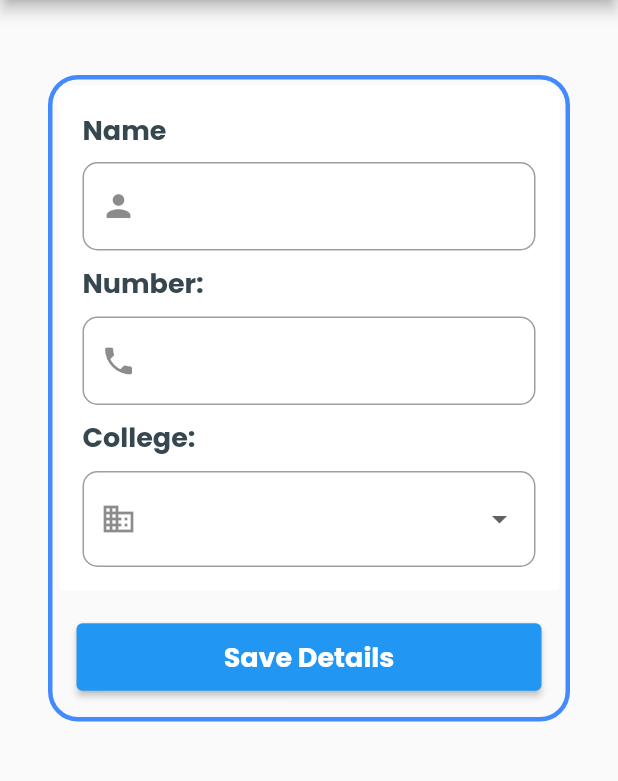
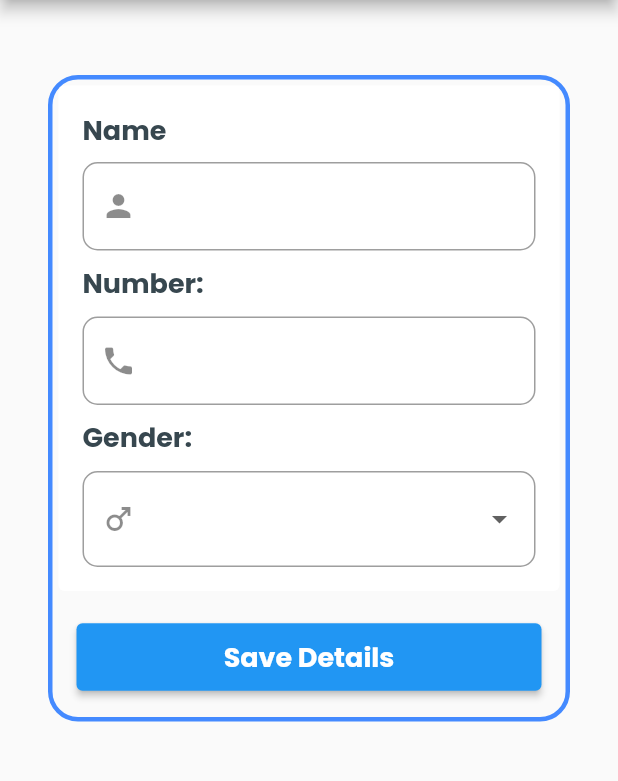
Before and after one commit to Palash2911/T-vis, a Flutter app: the AdminHomeScreen screen opened directly, in the side drawer, after a tap on "Profile", on a phone screen of 412 x 824 dp, the part 84-865 px from its top. Run offline on Flutter 3.47's test engine with Material 2 defaults, Android fonts, the phone set to English and light mode, and no system bars; our stand-ins replace cloud_firestore, curved_navigation_bar, firebase_auth, firebase_core, fluttertoast, google_fonts and 2 more; missing offline and left inert: mobile_scanner; accounts and stored records are empty.

Commit message:
Bugs Fixed

```diff
--- a/lib/Screens/Admin/AdminHomeScreen.dart
+++ b/lib/Screens/Admin/AdminHomeScreen.dart
@@ -84,7 +84,9 @@ class _AdminHomeScreenState extends State<AdminHomeScreen> {
                   Navigator.push(
                     context,
                     MaterialPageRoute(
-                      builder: (context) => AdminProfile(),
+                      builder: (context) => AdminProfile(
+                        auth: Auth(),
+                      ),
                     ),
                   );
                 }),
--- a/lib/Screens/Admin/AdminProfileScreen.dart
+++ b/lib/Screens/Admin/AdminProfileScreen.dart
@@ -5,37 +5,37 @@ import 'package:tvis/constants.dart';
 import '../../Services/firebaseAuth.dart';
 
 class AdminProfile extends StatefulWidget {
-
-
+  final Auth auth;
+  AdminProfile({required this.auth});
   @override
   State<AdminProfile> createState() => _AdminProfileState();
 }
 
 class _AdminProfileState extends State<AdminProfile> {
   final TextEditingController _namecontroller = TextEditingController();
+  final TextEditingController _gendercontroller = TextEditingController();
   final TextEditingController _phoneNocontroller = TextEditingController();
-  final TextEditingController _collegecontroller = TextEditingController();
   String get name => _namecontroller.text;
   String get phoneNo => _phoneNocontroller.text;
-  String get cllg => _collegecontroller.text;
+  String get gender => _gendercontroller.text;
   @override
   void initState() {
-    // getDetails();
+    getDetails();
   }
 
-  // Future<void> getDetails() async {
-  //   var temp = await widget.auth.getUserDetails();
-  //   setState(() {
-  //     _namecontroller.text = temp['name'].toString();
-  //     _phoneNocontroller.text = temp['num'].toString();
-  //     _collegecontroller.text = temp['cllg'].toString();
-  //   });
-  // }
+  Future<void> getDetails() async {
+    var temp = await widget.auth.getUserDetails("");
+    setState(() {
+      _namecontroller.text = temp['name'].toString();
+      _phoneNocontroller.text = temp['num'].toString();
+      _gendercontroller.text = temp['gender'].toString();
+    });
+  }
 
-  // Future<bool> updateDetails() async {
-  //   var update = await widget.auth.updateUser(name, phoneNo, cllg);
-  //   return update;
-  // }
+  Future<bool> updateDetails() async{
+    var update = await widget.auth.updateUser(name, phoneNo, gender);
+    return update;
+  }
 
   @override
   Widget build(BuildContext context) {
@@ -116,7 +116,7 @@ class _AdminProfileState extends State<AdminProfile> {
                               text: TextSpan(
                                 children: <TextSpan>[
                                   TextSpan(
-                                    text: 'College: ',
+                                    text: 'Gender: ',
                                     style: kprofileDescriptionText,
                                   ),
                                 ],
@@ -125,20 +125,20 @@ class _AdminProfileState extends State<AdminProfile> {
                             const SizedBox(height: 9.0),
                             DropdownButtonFormField(
                               decoration: InputDecoration(
-                                prefixIcon: const Icon(Icons.business),
+                                prefixIcon: const Icon(Icons.male),
                                 border: OutlineInputBorder(
                                   borderRadius: BorderRadius.circular(10),
                                 ),
                               ),
-                              value: cllg.isEmpty ? null : cllg,
+                              value: gender.isEmpty?null:gender,
                               items:
-                                  ['DYPCOE', 'DYPIMR', 'DYPARC'].map((college) {
+                              ['Male', 'Female'].map((gen) {
                                 return DropdownMenuItem(
-                                  value: college,
-                                  child: Text(college),
+                                  value: gen,
+                                  child: Text(gen),
                                   onTap: () {
                                     setState(() {
-                                      _collegecontroller.text = college;
+                                      _gendercontroller.text = gen;
                                     });
                                   },
                                 );
@@ -152,35 +152,36 @@ class _AdminProfileState extends State<AdminProfile> {
                     Padding(
                       padding: const EdgeInsets.all(16.0),
                       child: ElevatedButton(
-                        onPressed: (){},
-                        //  async {
-                        //   var up = await updateDetails();
-                        //   if (up) {
-                        //     Fluttertoast.showToast(
-                        //       msg: "Updated Successfully",
-                        //       toastLength: Toast.LENGTH_SHORT,
-                        //       timeInSecForIosWeb: 1,
-                        //       backgroundColor: Colors.black,
-                        //       textColor: Colors.white,
-                        //       fontSize: 16.0,
-                        //     );
-                        //   } else {
-                        //     Fluttertoast.showToast(
-                        //       msg: "Some error occured",
-                        //       toastLength: Toast.LENGTH_SHORT,
-                        //       timeInSecForIosWeb: 1,
-                        //       backgroundColor: Colors.black,
-                        //       textColor: Colors.white,
-                        //       fontSize: 16.0,
-                        //     );
-                        //   }
-                        // },
+                        onPressed: () async{
+                          var up = await updateDetails();
+                          if(up)
+                          {
+                            Fluttertoast.showToast(
+                              msg: "Updated Successfully",
+                              toastLength: Toast.LENGTH_SHORT,
+                              timeInSecForIosWeb: 1,
+                              backgroundColor: Colors.black,
+                              textColor: Colors.white,
+                              fontSize: 16.0,
+                            );
+                          }
+                          else
+                          {
+                            Fluttertoast.showToast(
+                              msg: "Some error occured",
+                              toastLength: Toast.LENGTH_SHORT,
+                              timeInSecForIosWeb: 1,
+                              backgroundColor: Colors.black,
+                              textColor: Colors.white,
+                              fontSize: 16.0,
+                            );
+                          }
+                        },
                         child: Padding(
                           padding: const EdgeInsets.all(9.0),
                           child: Text(
                             "Save Details",
-                            style:
-                                kprofileDescriptionText.merge(const TextStyle(
+                            style: kprofileDescriptionText.merge(const TextStyle(
                               color: Colors.white,
                             )),
                           ),
--- a/lib/Screens/HomeScreen.dart
+++ b/lib/Screens/HomeScreen.dart
@@ -77,7 +77,7 @@ class _HomePageState extends State<HomePage> {
                       mainAxisAlignment: MainAxisAlignment.end,
                       children: [
                         Container(
-                          margin: const EdgeInsets.fromLTRB(0.0, 10, 25, 0.0),
+                          margin: const EdgeInsets.fromLTRB(0.0, 10, 35, 0.0),
                           width: 126.0,
                           decoration: kBorder,
                           padding: const EdgeInsets.all(10.0),
--- a/lib/Widgets/profileCard.dart
+++ b/lib/Widgets/profileCard.dart
@@ -29,6 +29,9 @@ class _ProfileCardState extends State<ProfileCard> {
       uid = temp['uid'].toString();
       if (temp['gender'].toString() == "Male") {
         gender = false;
+      }
+      else{
+        gender = true;
       }
     });
   }
```
Also changed, not shown: lib/Screens/Admin/SucessScreen.dart (+4 -4 lines).
